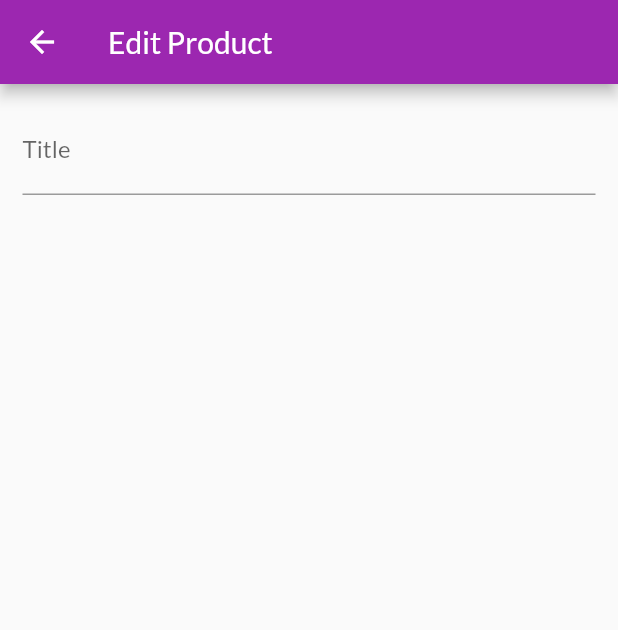
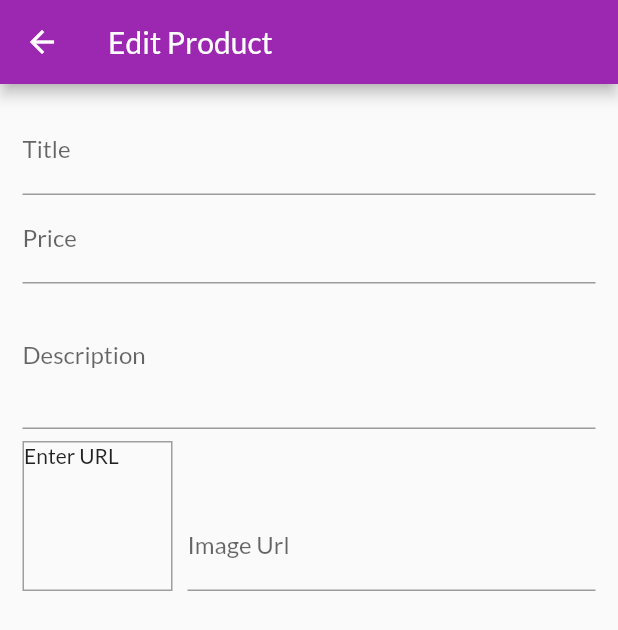
Before and after one commit to xuan-dev/shop_app, a Flutter app: the EditProductScreen screen opened by its route, on a phone screen of 412 x 824 dp. Shown: the top 630 px of the screen. Run offline on Flutter 3.47's test engine with Material 2 defaults, Android fonts, the phone set to English and light mode, and no system bars; network calls fail.

Commit message:
preview image when enter imageUrl

```diff
--- a/lib/screens/edit_product_screen.dart
+++ b/lib/screens/edit_product_screen.dart
@@ -1,12 +1,41 @@
 import 'package:flutter/material.dart';
 
 class EditProductScreen extends StatefulWidget {
-    static const routeName = "/edit-product";
+  static const routeName = "/edit-product";
   @override
   _EditProductScreenState createState() => _EditProductScreenState();
 }
 
 class _EditProductScreenState extends State<EditProductScreen> {
+  final _priceFocusNode = FocusNode();
+  final _descriptionFocusNode = FocusNode();
+  final _imageUrlController = TextEditingController();
+  final _imageUrlFocusNode = FocusNode();
+
+@override
+  void initState() {
+    _imageUrlFocusNode.addListener(_updateImageUrl);
+    super.initState();
+  }
+//dispose the focusNode, so that it wont stick around in the memory and cause memory leak
+  @override
+  void dispose() {
+    _priceFocusNode.dispose();
+    _descriptionFocusNode.dispose();
+    _imageUrlController.dispose();
+    _imageUrlFocusNode.dispose();
+    _imageUrlFocusNode.removeListener(_updateImageUrl);
+    super.dispose();
+  }
+
+  void _updateImageUrl(){
+    if(!_imageUrlFocusNode.hasFocus){
+      setState(() {
+
+      });
+    }
+  }
+
   @override
   Widget build(BuildContext context) {
     return Scaffold(
@@ -20,6 +49,60 @@ class _EditProductScreenState extends State<EditProductScreen> {
               TextFormField(
                 decoration: InputDecoration(labelText: "Title"),
                 textInputAction: TextInputAction.next,
+                onFieldSubmitted: (_) {
+                  FocusScope.of(context).requestFocus(_priceFocusNode);
+                },
+              ),
+              TextFormField(
+                decoration: InputDecoration(labelText: "Price"),
+                textInputAction: TextInputAction.next,
+                keyboardType: TextInputType.number,
+                focusNode: _priceFocusNode,
+                onFieldSubmitted: (_) {
+                  FocusScope.of(context).requestFocus(_descriptionFocusNode);
+                },
+              ),
+              TextFormField(
+                decoration: InputDecoration(labelText: "Description"),
+                maxLines: 3,
+                keyboardType: TextInputType.multiline,
+                focusNode: _descriptionFocusNode,
+              ),
+              Row(
+                crossAxisAlignment: CrossAxisAlignment.end,
+                children: <Widget>[
+                  Container(
+                      height: 100,
+                      width: 100,
+                      margin: EdgeInsets.only(top: 8, right: 10),
+                      decoration: BoxDecoration(
+                          border: Border.all(
+                        color: Colors.grey,
+                        width: 1,
+                      )),
+                      child: _imageUrlController.text.isEmpty
+                          ? Text("Enter URL")
+                          : FittedBox(
+                              child: Image.network(
+                                _imageUrlController.text,
+                                fit: BoxFit.cover,
+                              ),
+                            )),
+                  Expanded(
+                    child: TextFormField(
+                      decoration: InputDecoration(labelText: "Image Url"),
+                      keyboardType: TextInputType.url,
+                      textInputAction: TextInputAction.done,
+                      focusNode: _imageUrlFocusNode,
+                      controller: _imageUrlController,
+                      onFieldSubmitted: (_){
+                        setState(() {
+
+                        });
+                      },
+                    ),
+                  )
+                ],
               )
             ],
           ),
--- a/lib/screens/user_products_screen.dart
+++ b/lib/screens/user_products_screen.dart
@@ -3,6 +3,7 @@ import 'package:provider/provider.dart';
 import '../providers/products_provider.dart';
 import '../widgets/user_product_item.dart';
 import '../widgets/app_drawer.dart';
+import '../screens/edit_product_screen.dart';
 
 class UserProductsScreen extends StatelessWidget {
   static const routeName = "/user-products";
@@ -17,7 +18,9 @@ class UserProductsScreen extends StatelessWidget {
         actions: <Widget>[
           IconButton(
             icon: Icon(Icons.add),
-            onPressed: () {},
+            onPressed: () {
+              Navigator.of(context).pushNamed(EditProductScreen.routeName);
+            },
           )
         ],
       ),
```
Also changed, not shown: 1 other file.
